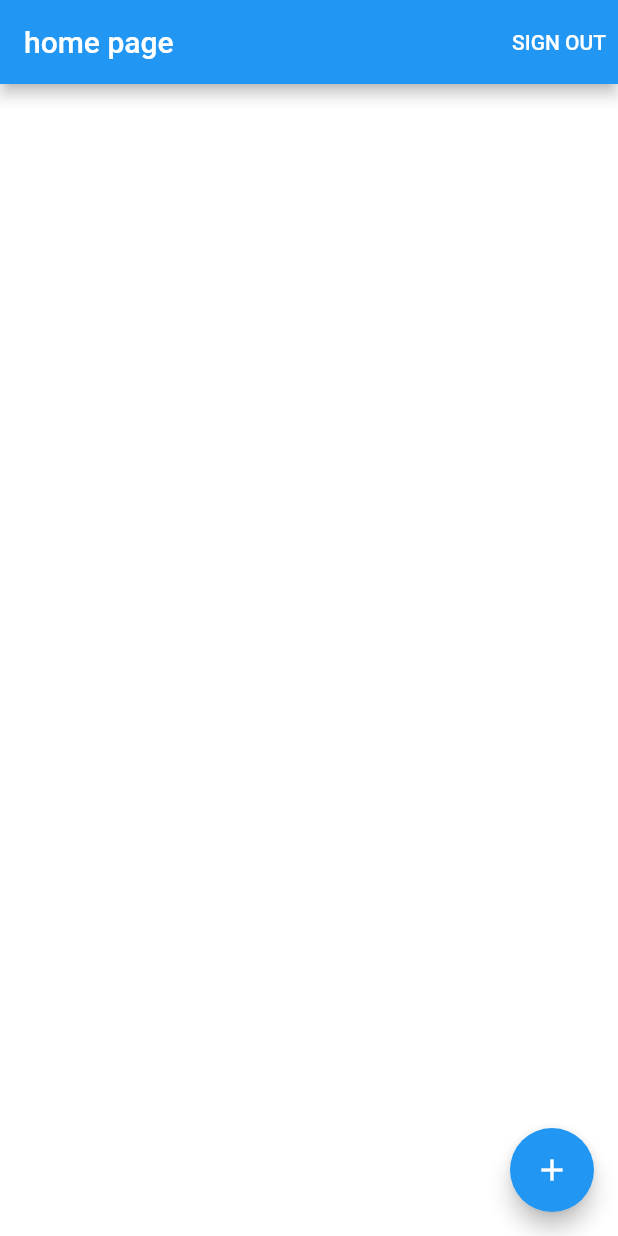
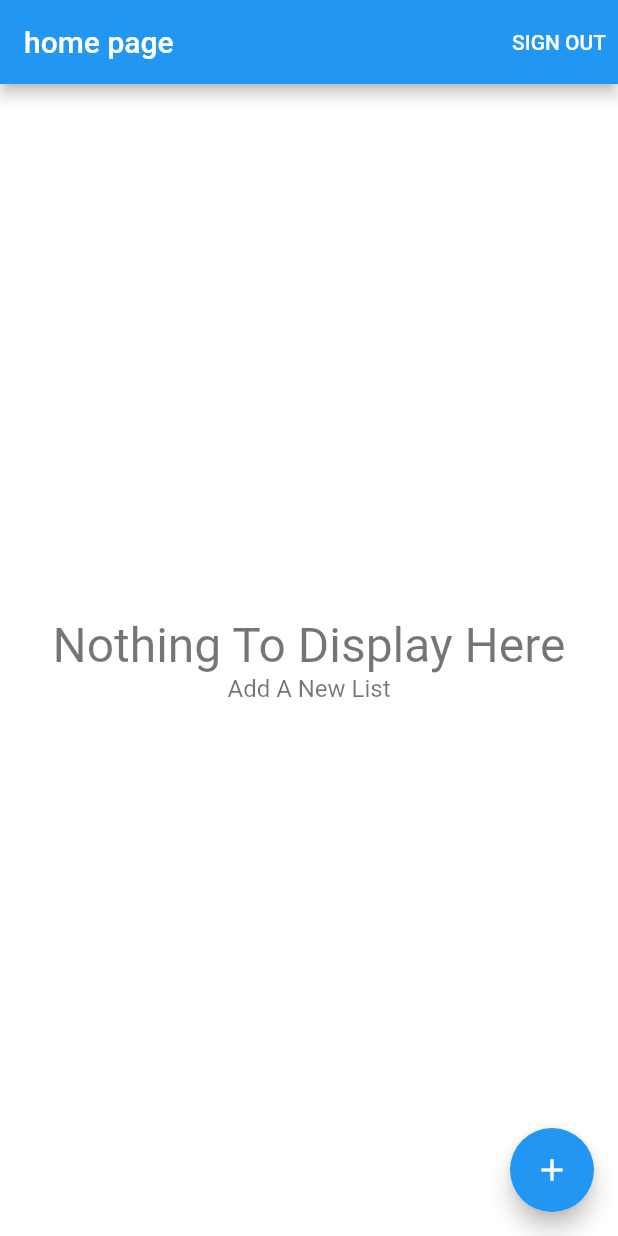
Before and after one commit to Firas-Amin/timer_tracker, a Flutter app: the screen it shows once a user with an empty profile is signed in, on a phone screen of 412 x 824 dp. Run offline on Flutter 3.47's test engine with Material 2 defaults, Android fonts, the phone set to English and light mode, and no system bars; our stand-ins replace cloud_firestore, firebase_auth, firebase_core, flutter_svg, fluttertoast, google_sign_in; accounts and stored records are empty.

Commit message:
Displaying Empty screen

```diff
--- /dev/null
+++ b/lib/home/Empty_Contants.dart
@@ -0,0 +1,28 @@
+import 'package:flutter/material.dart';
+
+class EmptyContent extends StatelessWidget {
+  final String title;
+  final String message;
+
+  const EmptyContent({Key key, this.title ="Nothing To Display Here", this.message="Add A New List"}) : super(key: key);
+
+
+  @override
+  Widget build(BuildContext context) {
+    return Center(
+      child: Column(
+        mainAxisAlignment: MainAxisAlignment.center,
+        children: [
+          Text(
+            title,
+            style: TextStyle(fontSize: 32.0, color: Colors.black54),
+          ),
+          Text(
+            message,
+            style: TextStyle(fontSize: 16.0, color: Colors.black54),
+          )
+        ],
+      ),
+    );
+  }
+}
--- a/lib/home/HomePage.dart
+++ b/lib/home/HomePage.dart
@@ -3,6 +3,7 @@ import 'package:flutter/material.dart';
 import 'package:provider/provider.dart';
 import 'package:timer_tracker/Component/Exception_Alert.dart';
 import 'package:timer_tracker/Component/LoadingAlertDialog.dart';
+import 'package:timer_tracker/home/Empty_Contants.dart';
 import 'package:timer_tracker/home/JobForm.dart';
 import 'package:timer_tracker/home/job_list_title.dart';
 
@@ -42,10 +43,14 @@ class HomePage extends StatelessWidget {
       builder: (context,snapshot){
        if(snapshot.hasData) {
          final jobs = snapshot.data;
-         final children = jobs.map<Widget>((job) => JobListTitle(job: job,onTap: ()=>
-           JobForm.show(context,job: job)
-           ,)).toList();
-         return ListView(children:children,);
+         if(jobs.isNotEmpty) {
+           final children = jobs.map<Widget>((job) =>
+               JobListTitle(job: job, onTap: () =>
+                   JobForm.show(context, job: job)
+                 ,)).toList();
+           return ListView(children: children,);
+         }
+         return EmptyContent();
        } else {
          if(snapshot.hasError) {
            return Center(child: Text("An error occurred"),);
```
